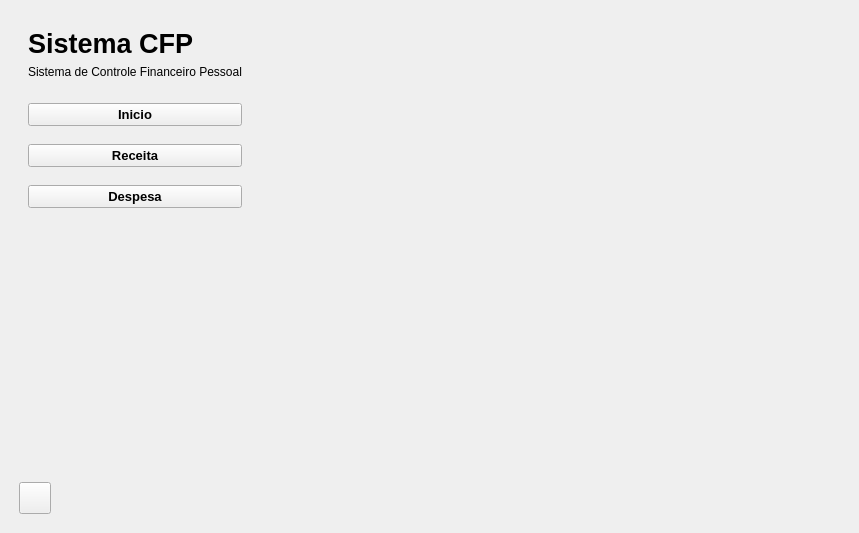
Old version of the form view/main_window.ui in the repository PedroGregori/Sistema_Financeiro_Pessoal--SENAC_BA-2022.
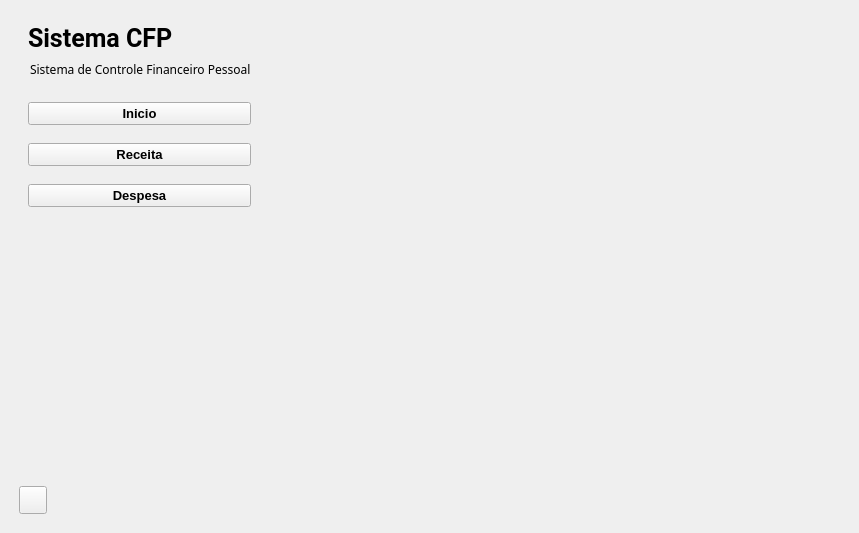
New version of the form. Icons and pictures are not drawn.

```diff
--- a/view/main_window.ui
+++ b/view/main_window.ui
@@ -57,12 +57,18 @@
           <enum>QFrame::Raised</enum>
          </property>
          <layout class="QVBoxLayout" name="verticalLayout_2">
+          <property name="spacing">
+           <number>7</number>
+          </property>
+          <property name="topMargin">
+           <number>4</number>
+          </property>
           <item>
            <widget class="QLabel" name="title">
             <property name="font">
              <font>
-              <family>Segoe UI</family>
-              <pointsize>20</pointsize>
+              <family>Roboto</family>
+              <pointsize>19</pointsize>
               <weight>75</weight>
               <bold>true</bold>
              </font>
@@ -73,18 +79,27 @@
             <property name="text">
              <string>Sistema CFP</string>
             </property>
+            <property name="indent">
+             <number>-1</number>
+            </property>
            </widget>
           </item>
           <item>
            <widget class="QLabel" name="subheading">
             <property name="font">
              <font>
+              <family>Roboto Cn</family>
               <pointsize>9</pointsize>
+              <weight>50</weight>
+              <bold>false</bold>
              </font>
             </property>
             <property name="text">
              <string>Sistema de Controle Financeiro Pessoal</string>
             </property>
+            <property name="indent">
+             <number>2</number>
+            </property>
            </widget>
           </item>
          </layout>
@@ -171,14 +186,14 @@
         <widget class="QPushButton" name="themeBtn">
          <property name="minimumSize">
           <size>
-           <width>32</width>
-           <height>32</height>
+           <width>28</width>
+           <height>28</height>
           </size>
          </property>
          <property name="maximumSize">
           <size>
-           <width>32</width>
-           <height>32</height>
+           <width>28</width>
+           <height>28</height>
           </size>
          </property>
          <property name="font">
```
Left out of the diff: 5 changed lines with no effect on the pictures.
